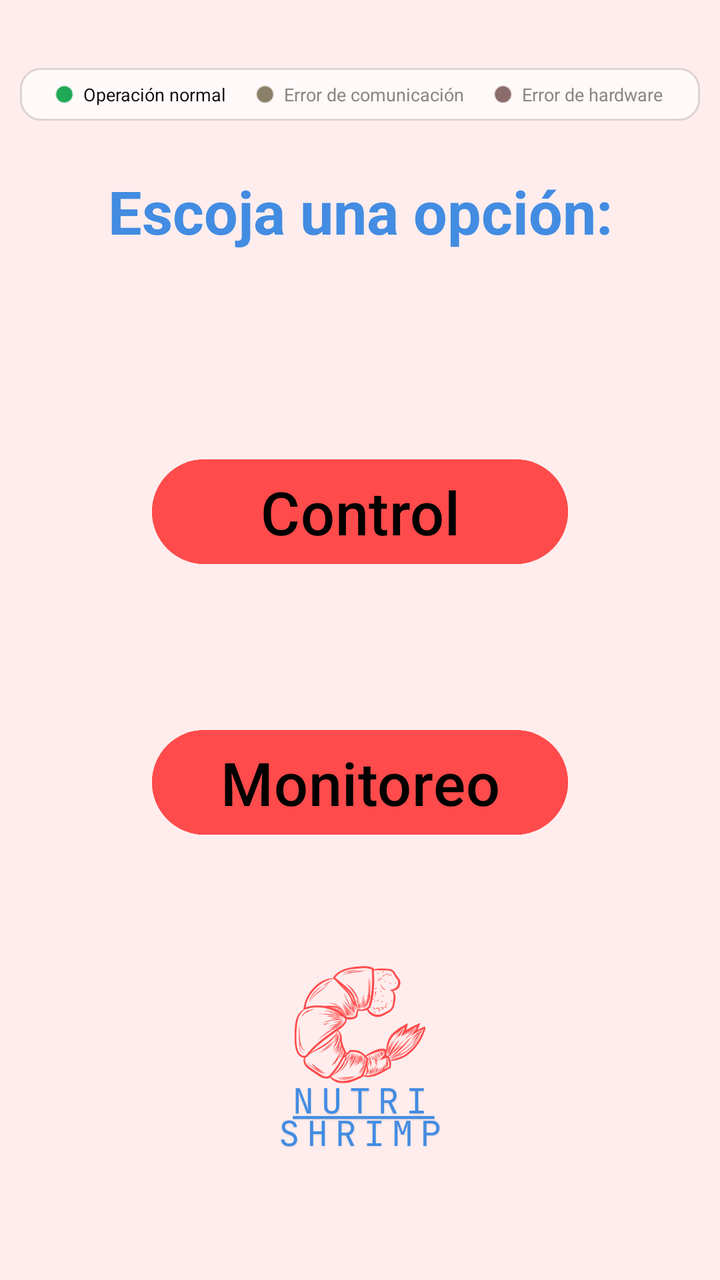
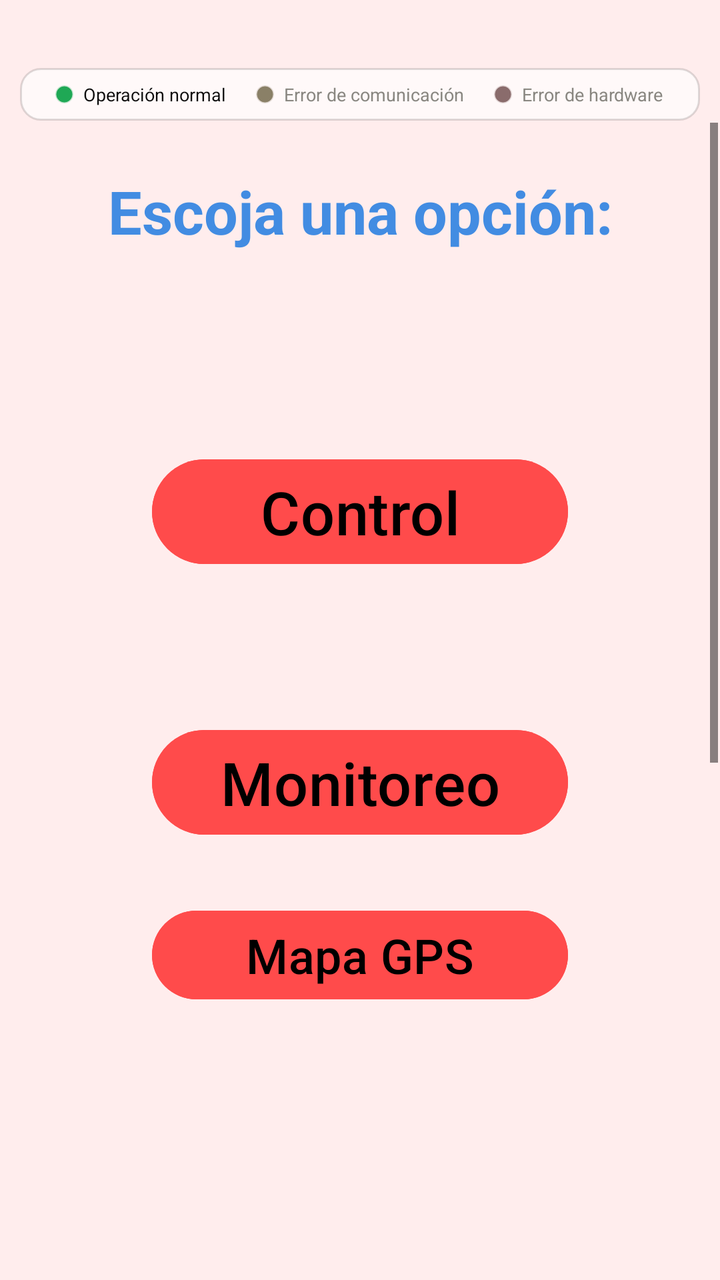

Compare the two renders of this Android layout. The source of the first and the diff that turns it into the second are given below.
<!-- AndroidManifest.xml: application theme Theme.App_Alimentador -->
<!-- res/layout/opciones.xml -->
<?xml version="1.0" encoding="utf-8"?>
<androidx.constraintlayout.widget.ConstraintLayout xmlns:android="http://schemas.android.com/apk/res/android"
    xmlns:app="http://schemas.android.com/apk/res-auto"
    xmlns:tools="http://schemas.android.com/tools"
    android:layout_width="match_parent"
    android:layout_height="match_parent"
    android:background="@color/fondo">

    <include
        android:id="@+id/panelEstado"
        layout="@layout/panel_estado"
        android:layout_width="0dp"
        android:layout_height="wrap_content"
        android:layout_marginStart="10dp"
        android:layout_marginTop="34dp"
        android:layout_marginEnd="10dp"
        app:layout_constraintEnd_toEndOf="parent"
        app:layout_constraintStart_toStartOf="parent"
        app:layout_constraintTop_toTopOf="parent" />

    <LinearLayout
        android:id="@+id/linearLayout3"
        android:layout_width="0dp"
        android:layout_height="0dp"
        android:layout_marginStart="1dp"
        android:layout_marginTop="1dp"
        android:layout_marginEnd="1dp"
        android:layout_marginBottom="1dp"
        android:orientation="vertical"
        app:layout_constraintBottom_toBottomOf="parent"
        app:layout_constraintEnd_toEndOf="parent"
        app:layout_constraintStart_toStartOf="parent"
        app:layout_constraintTop_toBottomOf="@id/panelEstado">

        <TextView
            android:id="@+id/opciones"
            android:layout_width="match_parent"
            android:layout_height="wrap_content"
            android:layout_marginTop="24dp"
            android:text="Escoja una opción:"
            android:textAlignment="center"
            android:textColor="@color/letras"
            android:textSize="30sp"
            android:textStyle="bold" />

        <Button
            android:id="@+id/btnControl"
            android:layout_width="match_parent"
            android:layout_height="wrap_content"
            android:layout_marginLeft="75dp"
            android:layout_marginTop="100dp"
            android:layout_marginRight="75dp"
            android:backgroundTint="@color/logo"
            android:text="Control"
            android:textColor="#000000"
            android:textSize="30sp" />

        <Button
            android:id="@+id/btnMonitoreo"
            android:layout_width="match_parent"
            android:layout_height="wrap_content"
            android:layout_marginLeft="75dp"
            android:layout_marginTop="75dp"
            android:layout_marginRight="75dp"
            android:backgroundTint="@color/logo"
            android:text="Monitoreo"
            android:textColor="@color/black"
            android:textSize="30sp" />

        <ImageView
            android:id="@+id/imageView2"
            android:layout_width="match_parent"
            android:layout_height="wrap_content"
            android:layout_marginLeft="75dp"
            android:layout_marginTop="50dp"
            android:layout_marginRight="75dp"
            android:layout_marginBottom="50dp"
            app:srcCompat="@drawable/logo2" />
    </LinearLayout>
</androidx.constraintlayout.widget.ConstraintLayout>
<!-- res/layout/panel_estado.xml (included above) -->
<?xml version="1.0" encoding="utf-8"?>
<LinearLayout xmlns:android="http://schemas.android.com/apk/res/android"
    android:layout_width="match_parent"
    android:layout_height="wrap_content"
    android:background="@drawable/panel_estado_fondo"
    android:baselineAligned="false"
    android:orientation="horizontal"
    android:paddingLeft="6dp"
    android:paddingTop="7dp"
    android:paddingRight="6dp"
    android:paddingBottom="7dp">

    <LinearLayout
        android:layout_width="0dp"
        android:layout_height="wrap_content"
        android:layout_weight="1"
        android:gravity="center"
        android:orientation="horizontal">

        <View
            android:layout_width="9dp"
            android:layout_height="9dp"
            android:background="@drawable/piloto"
            android:backgroundTint="@color/piloto_verde_on" />

        <TextView
            android:layout_width="wrap_content"
            android:layout_height="wrap_content"
            android:layout_marginStart="5dp"
            android:maxLines="1"
            android:text="@string/estadoNormal"
            android:textColor="@color/grafico_texto"
            android:textSize="9sp" />
    </LinearLayout>

    <LinearLayout
        android:layout_width="0dp"
        android:layout_height="wrap_content"
        android:layout_weight="1"
        android:gravity="center"
        android:orientation="horizontal">

        <View
            android:layout_width="9dp"
            android:layout_height="9dp"
            android:background="@drawable/piloto"
            android:backgroundTint="@color/piloto_amarillo_off" />

        <TextView
            android:layout_width="wrap_content"
            android:layout_height="wrap_content"
            android:layout_marginStart="5dp"
            android:maxLines="1"
            android:text="@string/estadoComunicacion"
            android:textColor="@color/grafico_texto_tenue"
            android:textSize="9sp" />
    </LinearLayout>

    <LinearLayout
        android:layout_width="0dp"
        android:layout_height="wrap_content"
        android:layout_weight="1"
        android:gravity="center"
        android:orientation="horizontal">

        <View
            android:layout_width="9dp"
            android:layout_height="9dp"
            android:background="@drawable/piloto"
            android:backgroundTint="@color/piloto_rojo_off" />

        <TextView
            android:layout_width="wrap_content"
            android:layout_height="wrap_content"
            android:layout_marginStart="5dp"
            android:maxLines="1"
            android:text="@string/estadoHardware"
            android:textColor="@color/grafico_texto_tenue"
            android:textSize="9sp" />
    </LinearLayout>

</LinearLayout>
<!-- resources referenced by this layout -->
<resources>
  <color name="black">#FF000000</color>
  <color name="fondo">#FFEDED</color>
  <color name="grafico_texto">#0b0b0b</color>
  <color name="grafico_texto_tenue">#898781</color>
  <color name="letras">#428ce2</color>
  <color name="logo">#ff4b4b</color>
  <color name="piloto_amarillo_off">#8A8067</color>
  <color name="piloto_rojo_off">#8A6C6C</color>
  <color name="piloto_verde_on">#1FA855</color>
  <!-- drawable logo2: png bitmap (drawable, 40637 bytes) -->
  <!-- drawable panel_estado_fondo (drawable) -->
  <?xml version="1.0" encoding="utf-8"?>
  <shape xmlns:android="http://schemas.android.com/apk/res/android"
      android:shape="rectangle">
      <solid android:color="@color/panel_estado_fondo" />
      <stroke
          android:width="1dp"
          android:color="@color/panel_estado_borde" />
      <corners android:radius="10dp" />
  </shape>
  <!-- drawable piloto (drawable) -->
  <?xml version="1.0" encoding="utf-8"?>
  <shape xmlns:android="http://schemas.android.com/apk/res/android"
      android:shape="oval">
      <solid android:color="@android:color/white" />
      <stroke
          android:width="1dp"
          android:color="@color/piloto_borde" />
  </shape>
  <string name="estadoComunicacion">Error de comunicación</string>
  <string name="estadoHardware">Error de hardware</string>
  <string name="estadoNormal">Operación normal</string>
  <style name="Theme.App_Alimentador" parent="Base.Theme.App_Alimentador" />
  <color name="panel_estado_fondo">#FFF9F9</color>
  <color name="panel_estado_borde">#22000000</color>
  <color name="piloto_borde">#40000000</color>
  <style name="Base.Theme.App_Alimentador" parent="Theme.Material3.Light.NoActionBar">
          <item name="android:textColorPrimary">@color/texto_principal</item>
          <item name="android:textColorSecondary">@color/texto_principal</item>
      </style>
  <color name="texto_principal">#1A1A1A</color>
</resources>

<!-- the commit's change to res/layout/opciones.xml (unified diff, before → after) -->
@@ -18,7 +18,7 @@
         app:layout_constraintStart_toStartOf="parent"
         app:layout_constraintTop_toTopOf="parent" />
 
-    <LinearLayout
+    <ScrollView
         android:id="@+id/linearLayout3"
         android:layout_width="0dp"
         android:layout_height="0dp"
@@ -26,11 +26,16 @@
         android:layout_marginTop="1dp"
         android:layout_marginEnd="1dp"
         android:layout_marginBottom="1dp"
-        android:orientation="vertical"
+        android:fillViewport="true"
         app:layout_constraintBottom_toBottomOf="parent"
         app:layout_constraintEnd_toEndOf="parent"
         app:layout_constraintStart_toStartOf="parent"
         app:layout_constraintTop_toBottomOf="@id/panelEstado">
+
+        <LinearLayout
+            android:layout_width="match_parent"
+            android:layout_height="wrap_content"
+            android:orientation="vertical">
 
         <TextView
             android:id="@+id/opciones"
@@ -67,6 +72,18 @@
             android:textColor="@color/black"
             android:textSize="30sp" />
 
+        <Button
+            android:id="@+id/btnMapaGps"
+            android:layout_width="match_parent"
+            android:layout_height="wrap_content"
+            android:layout_marginLeft="75dp"
+            android:layout_marginTop="30dp"
+            android:layout_marginRight="75dp"
+            android:backgroundTint="@color/logo"
+            android:text="@string/mapa_gps"
+            android:textColor="@color/black"
+            android:textSize="24sp" />
+
         <ImageView
             android:id="@+id/imageView2"
             android:layout_width="match_parent"
@@ -76,7 +93,8 @@
             android:layout_marginRight="75dp"
             android:layout_marginBottom="50dp"
             app:srcCompat="@drawable/logo2" />
-    </LinearLayout>
+        </LinearLayout>
+    </ScrollView>
 </androidx.constraintlayout.widget.ConstraintLayout>
 <!-- res/layout/panel_estado.xml (included above) -->
 <?xml version="1.0" encoding="utf-8"?>
<!-- resource entries referenced after the edit -->
@@ -32,6 +32,7 @@
   <string name="estadoComunicacion">Error de comunicación</string>
   <string name="estadoHardware">Error de hardware</string>
   <string name="estadoNormal">Operación normal</string>
+  <string name="mapa_gps">Mapa GPS</string>
   <style name="Theme.App_Alimentador" parent="Base.Theme.App_Alimentador" />
   <color name="panel_estado_fondo">#FFF9F9</color>
   <color name="panel_estado_borde">#22000000</color>
